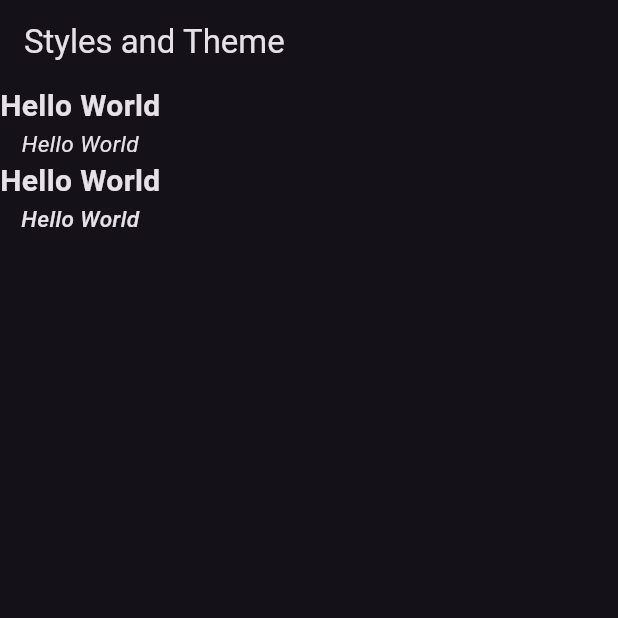
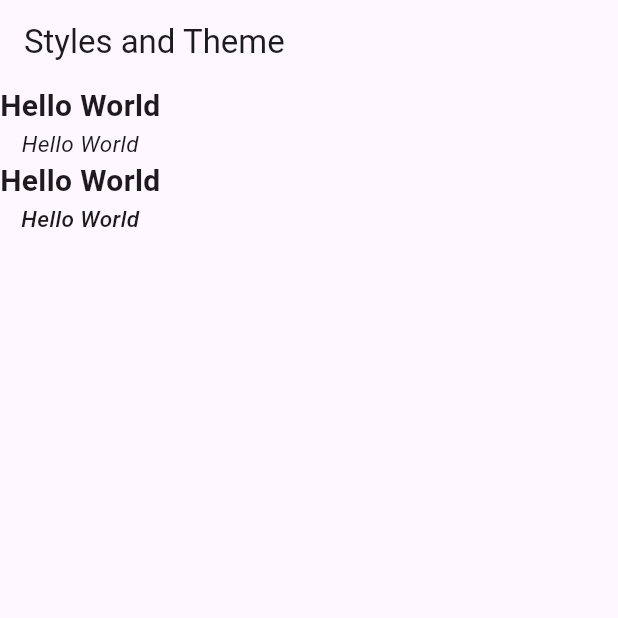
Before and after one commit to Piyushbhatt7/Flutter-Widgets, a Flutter app: the screen it shows after launch, on a phone screen of 412 x 824 dp, the top half of it. Run offline on Flutter 3.47's test engine with Material 3 defaults, Android fonts, the phone set to English and light mode, and no system bars.

```diff
--- a/lib/main.dart
+++ b/lib/main.dart
@@ -18,10 +18,11 @@ class MyApp extends StatelessWidget{
     return MaterialApp(
       debugShowCheckedModeBanner: false,
       title: 'Flutter Application',
-      theme: ThemeData.dark(), // I have se the theme as dark
-      // theme: ThemeData(
-      //   primarySwatch: Colors.blue    // you can also use ThemeData to set color according to you
-      // ),
+     // theme: ThemeData.dark(), // I have se the theme as dark
+      theme: ThemeData(
+        primarySwatch: Colors.blue    // you can also use ThemeData to set color according to you
+      ),
+
 
       home: styles_themes(),
 
```
